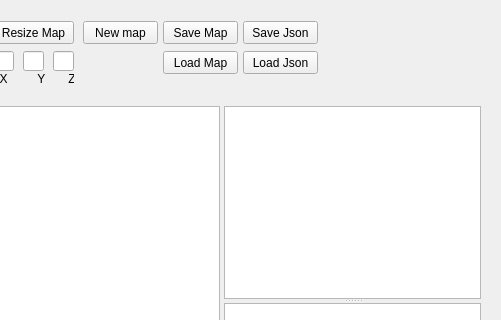
Old version of the form sources/representation/qt/mapeditorform.ui in the repository griefly/griefly; both pictures show x 318 to 819 and y 0 to 320 of the 819 by 619 pixel window.
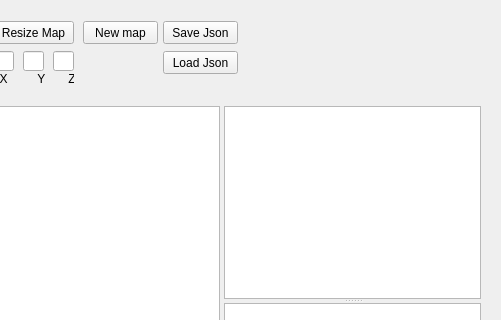
New version of the form.

Commit message: Unused Save/Load buttons have been removed from the map editor form#474

Patch:
```diff
--- a/sources/representation/qt/mapeditorform.ui
+++ b/sources/representation/qt/mapeditorform.ui
@@ -125,32 +125,6 @@
          <string>Remove Item</string>
         </property>
        </widget>
-       <widget class="QPushButton" name="saveMap">
-        <property name="geometry">
-         <rect>
-          <x>470</x>
-          <y>10</y>
-          <width>75</width>
-          <height>23</height>
-         </rect>
-        </property>
-        <property name="text">
-         <string>Save Map</string>
-        </property>
-       </widget>
-       <widget class="QPushButton" name="loadMap">
-        <property name="geometry">
-         <rect>
-          <x>470</x>
-          <y>40</y>
-          <width>75</width>
-          <height>23</height>
-         </rect>
-        </property>
-        <property name="text">
-         <string>Load Map</string>
-        </property>
-       </widget>
        <widget class="QPushButton" name="beginSelection">
         <property name="geometry">
          <rect>
@@ -193,7 +167,7 @@
        <widget class="QPushButton" name="saveMapJson">
         <property name="geometry">
          <rect>
-          <x>550</x>
+          <x>470</x>
           <y>10</y>
           <width>75</width>
           <height>23</height>
@@ -206,7 +180,7 @@
        <widget class="QPushButton" name="loadMapJson">
         <property name="geometry">
          <rect>
-          <x>550</x>
+          <x>470</x>
           <y>40</y>
           <width>75</width>
           <height>23</height>
```
The commit also changes 4 other files.
